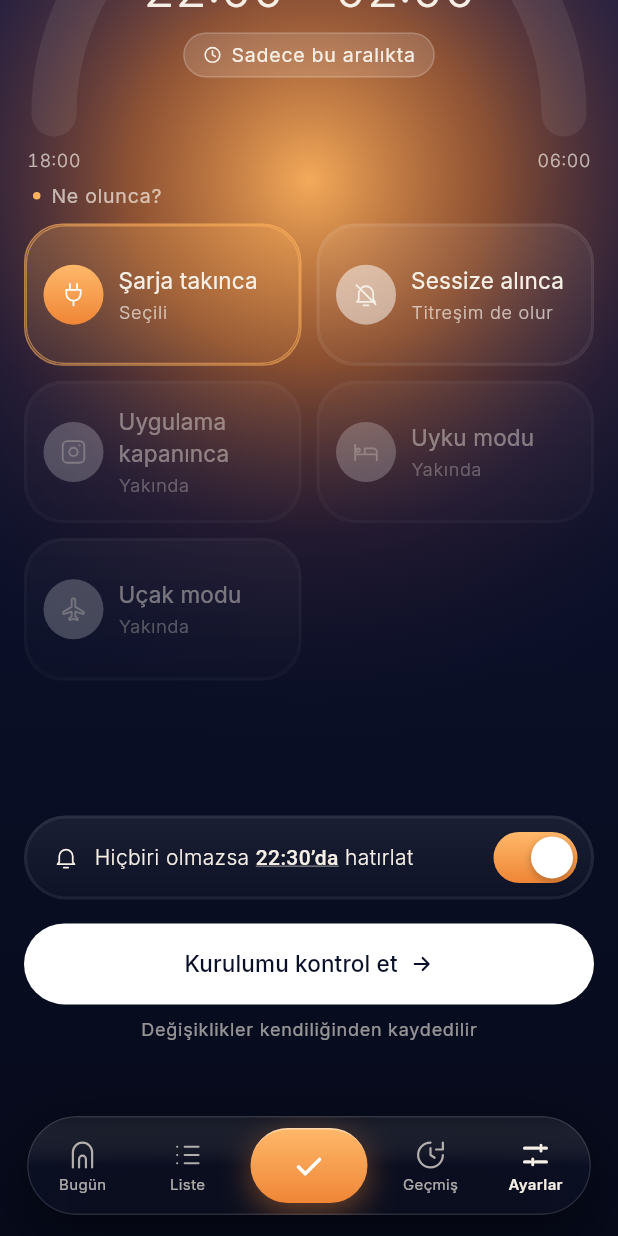
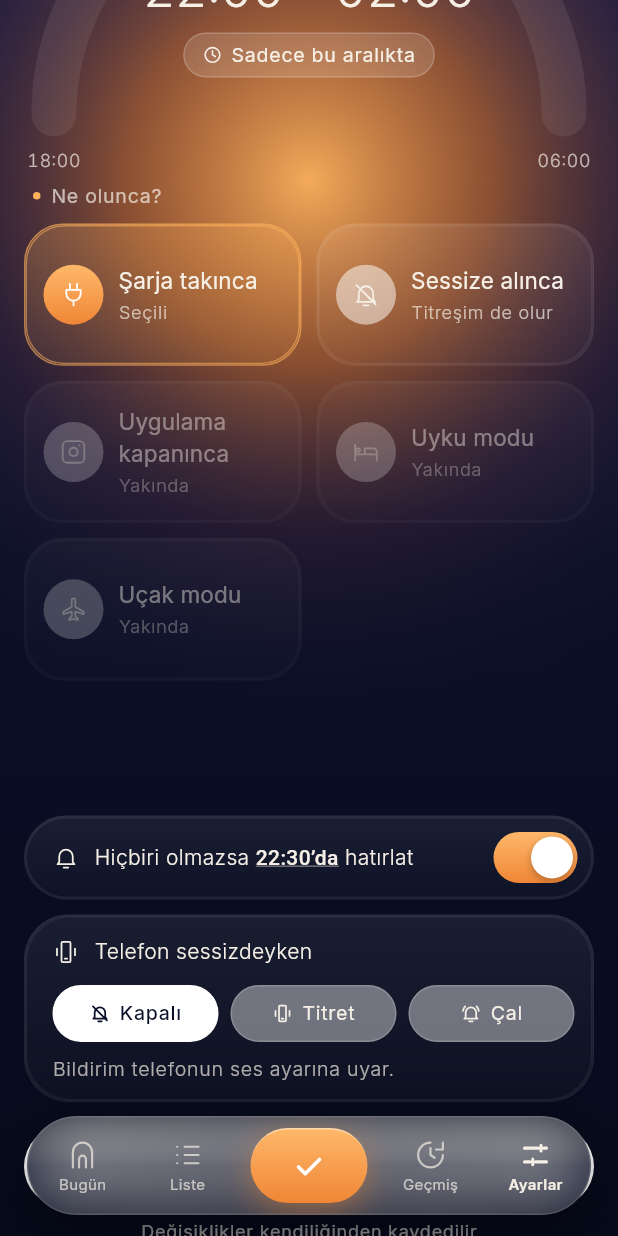
Before and after one commit to ishakdas/threshold, a Flutter app: the TriggerScreen screen opened by its route, scrolled down 248 dp, on a phone screen of 412 x 824 dp. Run offline on Flutter 3.47's test engine with Material 3 defaults, Android fonts, the phone set to English and light mode, and no system bars; our stand-ins replace flutter_riverpod, flutter_svg, go_router, shared_preferences; accounts and stored records are empty.

Commit message:
Sessizdeyken de titret ya da çal
Ayarlar'a "Telefon sessizdeyken: Kapalı / Titret / Çal" eklendi. Telefon
sessiz, titreşimde ya da Rahatsız Etmeyin açıkken bildirim gönderilince
Eşik alarm kanalından titreşir, istenirse varsayılan bildirim sesini de
alarm ses düzeyinde bir kez çalar. Deneme bildirimi de bu ayara uyar.

Co-Authored-By: Claude Opus 5.5 <noreply@anthropic.com>
Claude-Session: https://claude.ai/code/session_01HuJWcJmP6KzCekACY81Kzn

```diff
--- a/lib/data/models.dart
+++ b/lib/data/models.dart
@@ -148,6 +148,23 @@ enum TriggerKind {
     ...values.where((k) => k.mode == mode && k.supported),
     ...values.where((k) => k.mode == mode && !k.supported),
   ];
+}
+
+/// Telefon sessizdeyken (sessiz, titreşim ya da Rahatsız Etmeyin) Eşik
+/// bildirimi nasıl duyurur. Android tarafı (EsikNotifications.kt) aynı adları okur.
+enum SilentAlert {
+  /// Telefonun ayarına uyar.
+  quiet('Kapalı', EsikIcon.bellOff),
+
+  /// Sessizde de titreşir.
+  vibrate('Titret', EsikIcon.vibrate),
+
+  /// Sessizde de çalar ve titreşir (alarm sesi düzeyinde).
+  ring('Çal', EsikIcon.bellRing);
+
+  const SilentAlert(this.label, this.icon);
+  final String label;
+  final EsikIcon icon;
 }
 
 /// Bir modun eşik ayarı: hangi davranış, hangi saatlerde, yedek saat.
--- a/lib/data/store.dart
+++ b/lib/data/store.dart
@@ -14,6 +14,7 @@ class EsikStore {
   static const triggersKey = 'triggers.v1';
   static const logKey = 'log.v1';
   static const installedOnKey = 'installed_on';
+  static const silentAlertKey = 'silent_alert';
 
   /// Bozuk ya da eksik belgede null döner; çağıran varsayılana düşer.
   Map<String, Object?>? readJson(String key) {
--- a/lib/features/trigger/trigger_screen.dart
+++ b/lib/features/trigger/trigger_screen.dart
@@ -191,6 +191,8 @@ class _TriggerScreenState extends ConsumerState<TriggerScreen> {
                 ),
               ),
               _StatusLine(mode: _mode),
+              const SizedBox(height: 10),
+              const _SilentAlertCard(),
               const SizedBox(height: 16),
               PrimaryPillButton(
                 label: 'Kurulumu kontrol et',
@@ -290,6 +292,58 @@ class _TriggerTile extends StatelessWidget {
   }
 }
 
+/// Telefon sessizdeyken bildirim titresin ya da çalsın mı? İki mod için ortak.
+class _SilentAlertCard extends ConsumerWidget {
+  const _SilentAlertCard();
+
+  @override
+  Widget build(BuildContext context, WidgetRef ref) {
+    final p = context.palette;
+    final t = Theme.of(context).textTheme;
+    final value = ref.watch(silentAlertProvider);
+    return SurfaceCard(
+      radius: 30,
+      padding: const EdgeInsets.fromLTRB(18, 14, 12, 12),
+      child: Column(
+        crossAxisAlignment: CrossAxisAlignment.start,
+        children: [
+          Row(
+            children: [
+              EsikIconView(EsikIcon.vibrate, size: 18, color: p.text),
+              const SizedBox(width: 10),
+              Expanded(
+                child: Text('Telefon sessizdeyken', style: t.bodyMedium),
+              ),
+            ],
+          ),
+          const SizedBox(height: 12),
+          ChoicePills<SilentAlert>(
+            values: SilentAlert.values,
+            value: value,
+            label: (a) => a.label,
+            icon: (a) => a.icon,
+            onChanged: ref.read(silentAlertProvider.notifier).set,
+          ),
+          const SizedBox(height: 10),
+          Text(
+            switch (value) {
+              SilentAlert.quiet => 'Bildirim telefonun ses ayarına uyar.',
+              SilentAlert.vibrate =>
+                'Sessizde ya da Rahatsız Etmeyin açıkken de titreşir.',
+              SilentAlert.ring =>
+                'Sessizde de alarm sesi düzeyinde çalar ve titreşir.',
+            },
+            style: t.labelMedium?.copyWith(
+              fontWeight: FontWeight.w300,
+              color: p.textMuted,
+            ),
+          ),
+        ],
+      ),
+    );
+  }
+}
+
 /// "Sıradaki yedek: bugün 14:05", son yedeğin ve son tetikleyicinin sonucu.
 /// Bildirimin gerçekten kurulduğunu ve son seferde ne olduğunu gösterir.
 class _StatusLine extends ConsumerWidget {
--- a/lib/ui/components.dart
+++ b/lib/ui/components.dart
@@ -373,6 +373,90 @@ class ModeSegment extends StatelessWidget {
   }
 }
 
+/// Yan yana seçenek hapları: biri seçili. ModeSegment ile aynı görünüm.
+class ChoicePills<T> extends StatelessWidget {
+  const ChoicePills({
+    super.key,
+    required this.values,
+    required this.value,
+    required this.label,
+    required this.icon,
+    required this.onChanged,
+  });
+
+  final List<T> values;
+  final T value;
+  final String Function(T) label;
+  final EsikIcon Function(T) icon;
+  final ValueChanged<T> onChanged;
+
+  @override
+  Widget build(BuildContext context) {
+    final p = context.palette;
+    final t = Theme.of(context).textTheme;
+
+    Widget pill(T v) {
+      final selected = v == value;
+      return Semantics(
+        selected: selected,
+        button: true,
+        label: label(v),
+        excludeSemantics: true,
+        child: GestureDetector(
+          onTap: () {
+            if (!selected) HapticFeedback.selectionClick();
+            onChanged(v);
+          },
+          child: AnimatedContainer(
+            duration: const Duration(milliseconds: 220),
+            height: 38,
+            padding: const EdgeInsets.symmetric(horizontal: 10),
+            decoration: BoxDecoration(
+              color: selected ? p.primaryButton : p.chip.withValues(alpha: 0.4),
+              borderRadius: BorderRadius.circular(19),
+              border: Border.all(
+                color: selected ? p.primaryButton : p.chipBorder,
+              ),
+            ),
+            child: Row(
+              mainAxisAlignment: MainAxisAlignment.center,
+              children: [
+                EsikIconView(
+                  icon(v),
+                  size: 14,
+                  strokeWidth: 2,
+                  color: selected ? p.onPrimaryButton : p.text,
+                ),
+                const SizedBox(width: 6),
+                Flexible(
+                  child: Text(
+                    label(v),
+                    overflow: TextOverflow.ellipsis,
+                    maxLines: 1,
+                    style: t.labelMedium?.copyWith(
+                      color: selected ? p.onPrimaryButton : p.text,
+                      fontWeight: selected ? FontWeight.w500 : FontWeight.w400,
+                    ),
+                  ),
+                ),
+              ],
+            ),
+          ),
+        ),
+      );
+    }
+
+    return Row(
+      children: [
+        for (var i = 0; i < values.length; i++) ...[
+          if (i > 0) const SizedBox(width: 8),
+          Expanded(child: pill(values[i])),
+        ],
+      ],
+    );
+  }
+}
+
 /// Amber geçişli anahtar.
 class EsikSwitch extends StatelessWidget {
   const EsikSwitch({
--- a/lib/ui/esik_icons.dart
+++ b/lib/ui/esik_icons.dart
@@ -42,6 +42,9 @@ enum EsikIcon {
   alarm('M4 13a8 8 0 1 0 16 0a8 8 0 1 0-16 0zM12 9v4l2.5 2M4 4L2 6M20 4l2 2'),
   bell('M6 16V11a6 6 0 0 1 12 0v5l1.5 2h-15zM10 21h4'),
   bellOff('M6 16V11a6 6 0 0 1 12 0v5l1.5 2h-15zM10 21h4M4 4l16 16'),
+  vibrate(
+    'M9 3h6a1 1 0 0 1 1 1v16a1 1 0 0 1-1 1H9a1 1 0 0 1-1-1V4a1 1 0 0 1 1-1zM4 9v6M20 9v6M11 18h2',
+  ),
   bellRing(
     'M6 16V11a6 6 0 0 1 12 0v5l1.5 2h-15zM10 21h4M3 9a9 9 0 0 1 2.5-5M21 9a9 9 0 0 0-2.5-5',
   ),
```
Also changed, not shown: lib/data/app_state.dart (+22 -0 lines), 5 other files.
